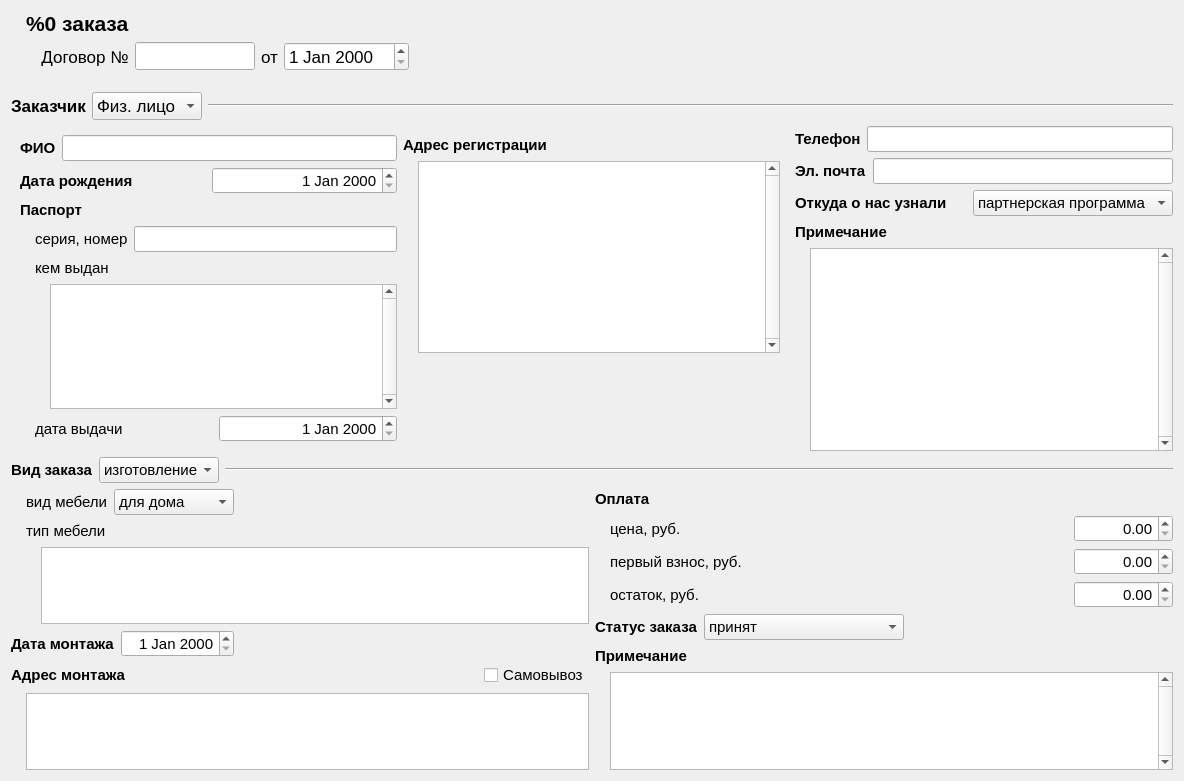
Above: src/mebel/orderwidget.ui from dmitry-shloma/mebel before the change. Below: the same form after it.
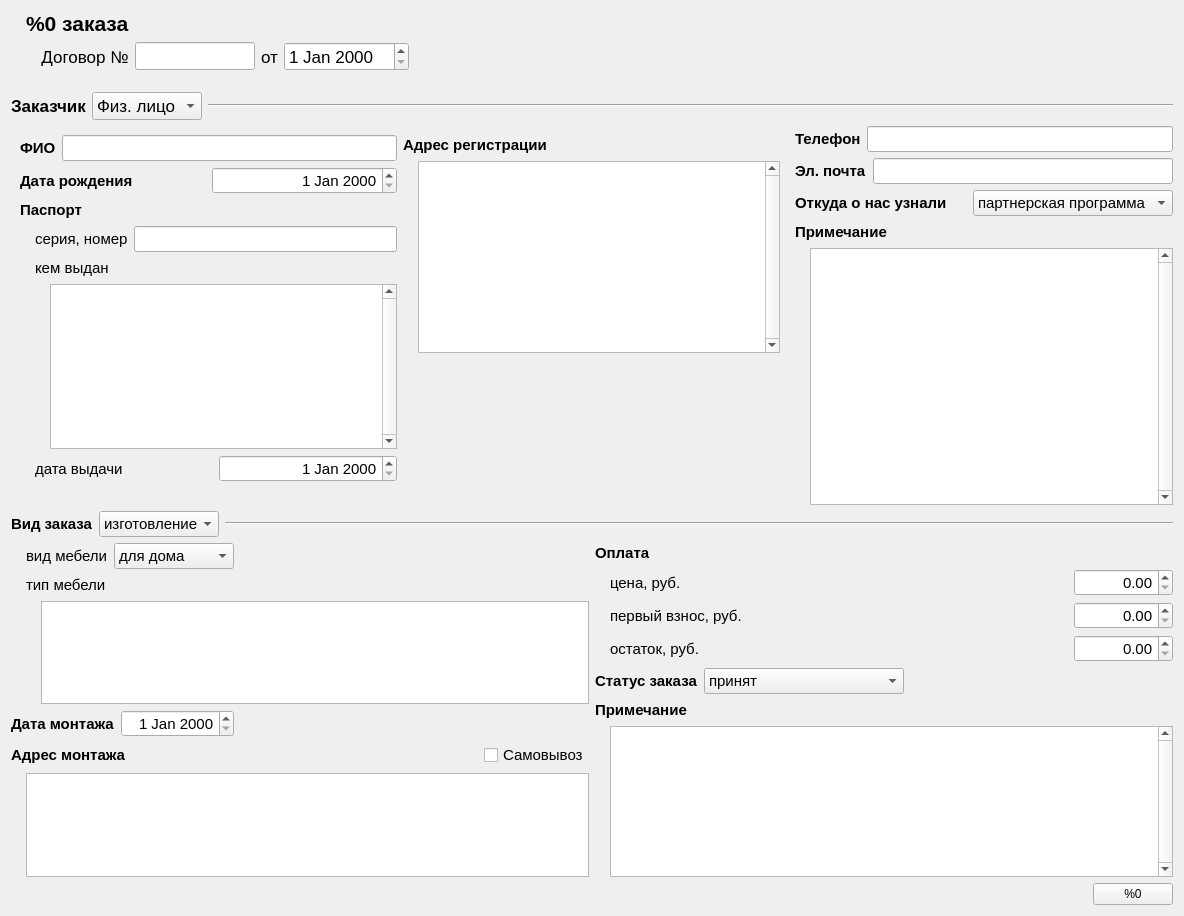
That is the form after the change.

Commit message: Сформирован вид виджета, названы все элементы управления

Patch:
```diff
--- a/src/mebel/orderwidget.ui
+++ b/src/mebel/orderwidget.ui
@@ -7,13 +7,13 @@
     <x>0</x>
     <y>0</y>
     <width>1184</width>
-    <height>781</height>
+    <height>916</height>
    </rect>
   </property>
   <property name="windowTitle">
    <string>ВегаМебель</string>
   </property>
-  <layout class="QVBoxLayout" name="verticalLayout_14">
+  <layout class="QVBoxLayout" name="verticalLayout_13">
    <item>
     <layout class="QHBoxLayout" name="horizontalLayout_43">
      <property name="leftMargin">
@@ -1200,8 +1200,6 @@
      </item>
     </layout>
    </item>
-   <item>
-    <layout class="QVBoxLayout" name="verticalLayout_13">
      <item>
       <layout class="QHBoxLayout" name="horizontalLayout_17" stretch="0,0,2">
        <item>
@@ -1507,29 +1505,7 @@
             <number>15</number>
            </property>
            <item>
-            <widget class="QTreeWidget" name="treeWidget_2">
-             <property name="columnCount">
-              <number>3</number>
-             </property>
-             <attribute name="headerVisible">
-              <bool>false</bool>
-             </attribute>
-             <column>
-              <property name="text">
-               <string notr="true">1</string>
-              </property>
-             </column>
-             <column>
-              <property name="text">
-               <string notr="true">2</string>
-              </property>
-             </column>
-             <column>
-              <property name="text">
-               <string notr="true">3</string>
-              </property>
-             </column>
-            </widget>
+          <widget class="QPlainTextEdit" name="ptInstallationAddress"/>
            </item>
           </layout>
          </item>
@@ -1870,6 +1846,28 @@
        </item>
       </layout>
      </item>
+   <item>
+    <layout class="QHBoxLayout" name="horizontalLayout_45">
+     <item>
+      <spacer name="horizontalSpacer_5">
+       <property name="orientation">
+        <enum>Qt::Horizontal</enum>
+       </property>
+       <property name="sizeHint" stdset="0">
+        <size>
+         <width>40</width>
+         <height>20</height>
+        </size>
+       </property>
+      </spacer>
+     </item>
+     <item>
+      <widget class="QPushButton" name="pbAction">
+       <property name="text">
+        <string>%0</string>
+       </property>
+      </widget>
+     </item>
     </layout>
    </item>
   </layout>
```
Left out of the diff: 66 changed lines with no effect on the pictures. Lines whose indentation alone changed are shown as unchanged. The commit also changes 2 other files.
